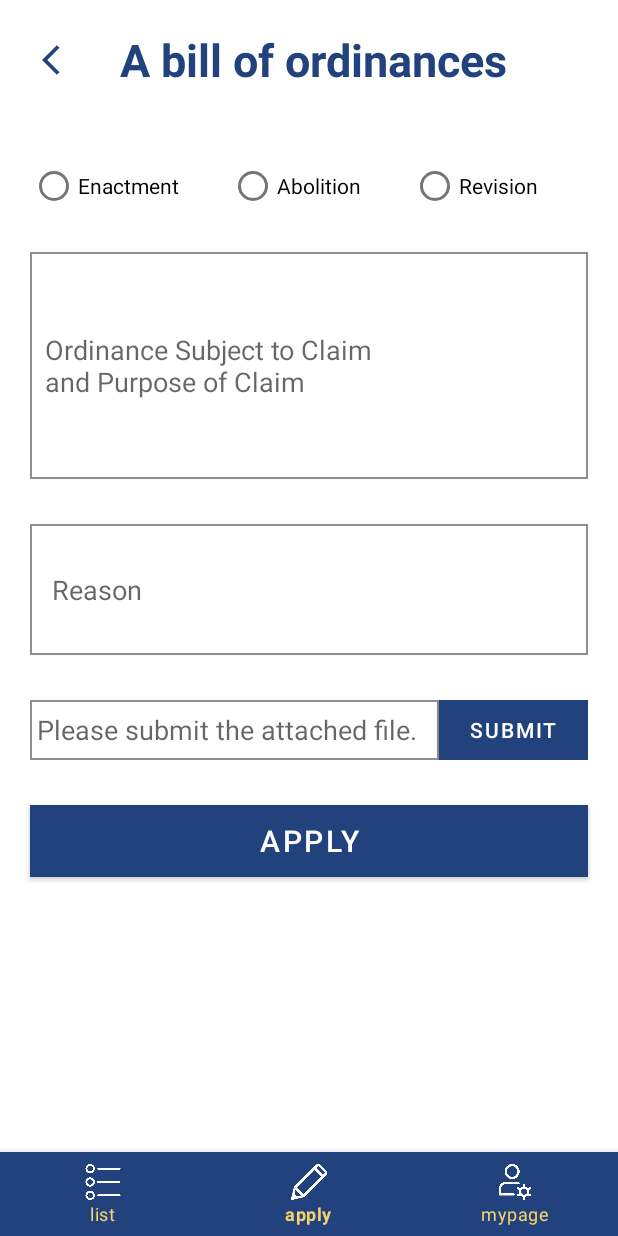
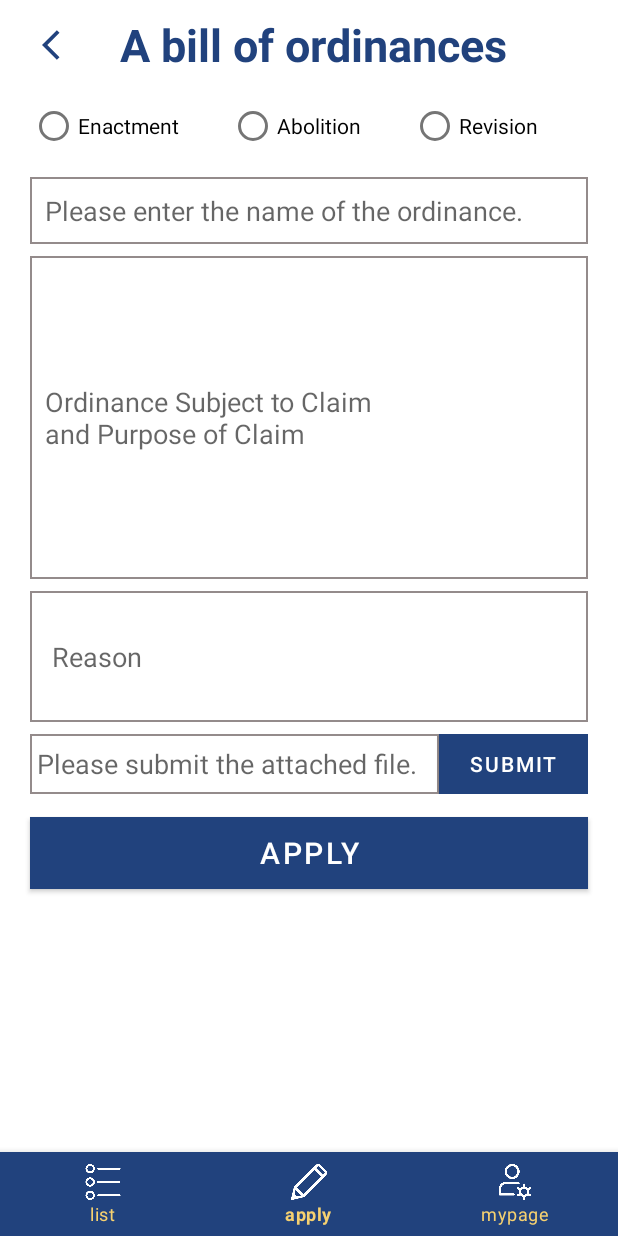
Before and after one commit to saemmilee/Garim, an Android app: the screen it shows after launch (MainActivity), item 2 of the bottom bar chosen, on a phone screen of 412 x 824 dp. Run offline under Robolectric (Android 15) with nearby library versions, the phone set to English and light mode, and no system bars; our stand-ins replace Firebase (no records; nobody signed in at launch, a user with empty details on screens opened directly).

Commit message:
조례신청레이아웃_제목수정

```diff
--- a/app/src/main/res/layout/activity_register.xml
+++ b/app/src/main/res/layout/activity_register.xml
@@ -111,7 +111,7 @@
         android:orientation="horizontal">
 
         <EditText
-            android:id="@+id/txtName2"
+            android:id="@+id/txtCertification"
             android:layout_width="match_parent"
             android:layout_height="wrap_content"
             android:layout_gravity="center"
--- a/app/src/main/res/layout/fragment_apply.xml
+++ b/app/src/main/res/layout/fragment_apply.xml
@@ -19,7 +19,7 @@
             <ImageButton
                 android:id="@+id/btnBack"
                 android:layout_width="80dp"
-                android:layout_height="80dp"
+                android:layout_height="60dp"
                 android:layout_gravity="left"
                 android:backgroundTint="#FFFFFF"
                 app:srcCompat="@drawable/ic_baseline_arrow_back_ios_24" />
@@ -39,7 +39,9 @@
             android:id="@+id/radioGroup"
             android:layout_width="match_parent"
             android:layout_height="wrap_content"
-            android:layout_margin="20dp"
+            android:layout_marginLeft="20dp"
+            android:layout_marginRight="20dp"
+            android:layout_marginBottom="10dp"
             android:orientation="horizontal">
 
             <RadioButton
@@ -65,18 +67,30 @@
         </RadioGroup>
 
         <EditText
+            android:id="@+id/txtOrdinance"
+            android:layout_width="match_parent"
+            android:layout_height="wrap_content"
+            android:layout_marginLeft="20dp"
+            android:layout_marginRight="20dp"
+            android:layout_marginBottom="8dp"
+            android:background="@drawable/edge"
+            android:hint="Please enter the name of the ordinance."
+            android:padding="10dp"
+            android:scrollbars="vertical" />
+
+        <EditText
             android:id="@+id/txtContent1"
             android:layout_width="fill_parent"
             android:layout_height="wrap_content"
             android:layout_marginLeft="20dp"
             android:layout_marginRight="20dp"
-            android:layout_marginBottom="10dp"
+            android:layout_marginBottom="8dp"
             android:background="@drawable/edge"
             android:hint="Ordinance Subject to Claim \nand Purpose of Claim"
             android:inputType="textMultiLine"
             android:lines="8"
             android:maxLines="15"
-            android:minLines="6"
+            android:minLines="9"
             android:padding="10dp"
             android:scrollbars="vertical" />
 
@@ -84,7 +98,9 @@
             android:id="@+id/txtContent2"
             android:layout_width="fill_parent"
             android:layout_height="wrap_content"
-            android:layout_margin="20dp"
+            android:layout_marginLeft="20dp"
+            android:layout_marginRight="20dp"
+            android:layout_marginBottom="8dp"
             android:background="@drawable/edge"
             android:hint=" Reason"
             android:inputType="textMultiLine"
@@ -98,9 +114,8 @@
             android:layout_width="match_parent"
             android:layout_height="40dp"
             android:layout_marginLeft="20dp"
-            android:layout_marginTop="10dp"
             android:layout_marginRight="20dp"
-            android:layout_marginBottom="10dp"
+            android:layout_marginBottom="15dp"
             android:orientation="horizontal">
 
             <EditText
@@ -129,7 +144,9 @@
             android:layout_width="match_parent"
             android:layout_height="wrap_content"
             android:layout_gravity="center"
-            android:layout_margin="20dp"
+            android:layout_marginLeft="20dp"
+            android:layout_marginRight="20dp"
+            android:layout_marginBottom="5dp"
             android:background="@color/navy"
             android:text="Apply"
             android:textColor="#FFFFFF"
```
Also changed, not shown: app/src/main/java/com/inhatc/garim/RegisterActivity.java (+102 -47 lines).
